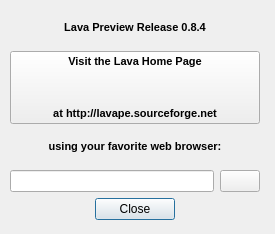
berkus/lavape, file lavape/src/LavaBase/idd_aboutbox.ui: the form before one commit.
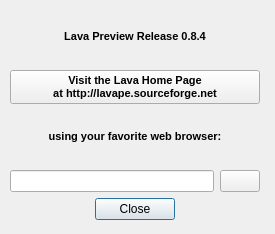
The form after the commit. Icons and pictures are not drawn.

Diff of the .ui file:
```diff
--- a/lavape/src/LavaBase/idd_aboutbox.ui
+++ b/lavape/src/LavaBase/idd_aboutbox.ui
@@ -87,11 +87,14 @@
       </property>
       <property name="text" >
        <string>Visit the Lava Home Page
-
-
-
 at http://lavape.sourceforge.net</string>
       </property>
+      <property name="iconSize" >
+       <size>
+        <width>16</width>
+        <height>15</height>
+       </size>
+      </property>
       <property name="autoDefault" >
        <bool>false</bool>
       </property>
```
Left out of the diff: 17 changed lines with no effect on the pictures.
